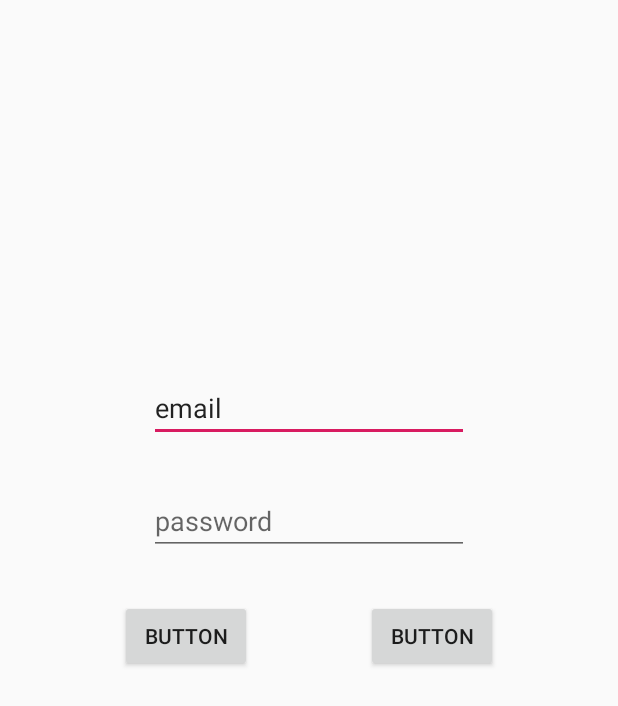
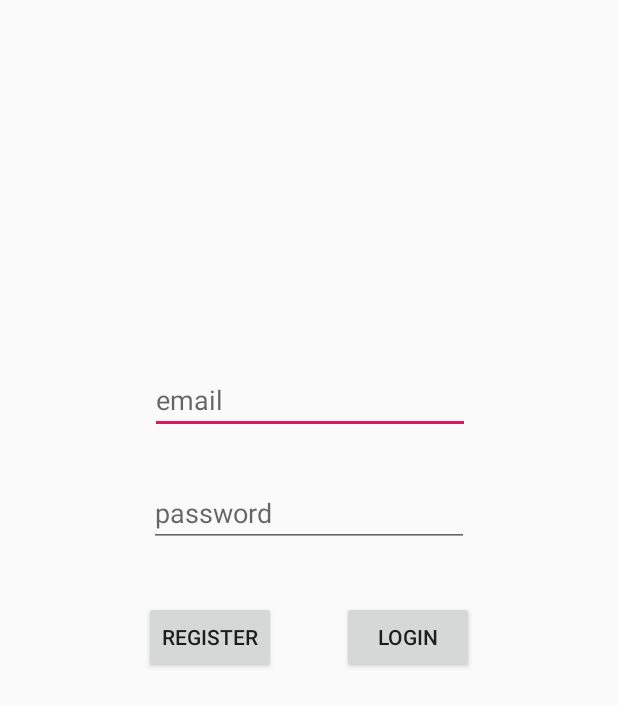
Before and after one commit to BernardGU/Omega, an Android app: the layout activity_logic.xml on its own in the app's theme, with its tools: preview values and no code run, on a phone screen of 412 x 824 dp. Shown: the top 706 px of the screen. Run offline under Robolectric (Android 15) with nearby library versions, the phone set to English and light mode, and no system bars.

Commit message:
ya ni se

```diff
--- a/app/src/main/AndroidManifest.xml
+++ b/app/src/main/AndroidManifest.xml
@@ -9,19 +9,21 @@
         android:roundIcon="@drawable/omegalogo"
         android:supportsRtl="true"
         android:theme="@style/AppTheme">
+
         <activity
             android:name=".LogicActivity">
             <intent-filter>
+                <action android:name="android.intent.action.MAIN" />
                 <category android:name="android.intent.category.LAUNCHER" />
             </intent-filter>
         </activity>
+
         <activity android:name=".MainActivity">
             <intent-filter>
-                <action android:name="android.intent.action.MAIN" />
-
-                <category android:name="android.intent.category.LAUNCHER" />
+                 <category android:name="android.intent.category.LAUNCHER" />
             </intent-filter>
         </activity>
+
         <activity
             android:name=".SecondActivity_Report"
             android:label="SecondActivity_Report">
@@ -29,6 +31,7 @@
                 <category android:name="android.intent.category.LAUNCHER" />
             </intent-filter>
         </activity>
+
         <activity
             android:name=".ThirdActivity_Feed"
             android:label="ThirdActivity_Feed">
--- a/app/src/main/java/com/bubulu/omega/LogicActivity.java
+++ b/app/src/main/java/com/bubulu/omega/LogicActivity.java
@@ -35,13 +35,12 @@ public class LogicActivity extends AppCompatActivity {
         btnLogin = (Button) findViewById(R.id.btnLogin);
         eTxtEmail = (EditText) findViewById(R.id.eTxtEmail);
         eTxtPassword = (EditText) findViewById(R.id.eTxtPassword);
-
         mAuth = FirebaseAuth.getInstance();
 
         btnRegister.setOnClickListener(new View.OnClickListener() {
             @Override
             public void onClick(View v) {
-                moveToMain();
+
             }
         });
 
@@ -53,8 +52,6 @@ public class LogicActivity extends AppCompatActivity {
         });
     }
 
-
-
     private void moveToMain() {
         Intent intent = new Intent(LogicActivity.this, MainActivity.class);
         startActivity(intent);
--- a/app/src/main/java/com/bubulu/omega/MainActivity.java
+++ b/app/src/main/java/com/bubulu/omega/MainActivity.java
@@ -6,6 +6,7 @@ import android.content.Intent;
 import android.os.Bundle;
 import android.view.View;
 import android.widget.Button;
+import android.widget.Toast;
 
 public class MainActivity extends AppCompatActivity {
 
@@ -41,6 +42,10 @@ public class MainActivity extends AppCompatActivity {
         });
     }
 
+    public void onBackPressed() {
+
+    }
+
 
     //Funcion void a reportar
     private void moveToReportar()
--- a/app/src/main/java/com/bubulu/omega/ThirdActivity_Feed.java
+++ b/app/src/main/java/com/bubulu/omega/ThirdActivity_Feed.java
@@ -31,7 +31,10 @@ public class ThirdActivity_Feed extends AppCompatActivity {
 
         db = FirebaseFirestore.getInstance();
 
-        listItems.add(new Entidad(R.drawable.omegalogo, "Cuco", "no se"));
+        listItems.add(new Entidad(R.drawable.omegalogo, "Cuco", "chihuha"));
+
+
+
         listItems.add(new Entidad(R.drawable.omegalogo, "TITULO 2", "CONTENIDO 2"));
         listItems.add(new Entidad(R.drawable.omegalogo, "TITULO 3", "CONTENIDO 3"));
         listItems.add(new Entidad(R.drawable.omegalogo, "TITULO 4", "CONTENIDO 4"));
--- a/app/src/main/res/layout/activity_logic.xml
+++ b/app/src/main/res/layout/activity_logic.xml
@@ -10,9 +10,9 @@
         android:id="@+id/btnLogin"
         android:layout_width="wrap_content"
         android:layout_height="wrap_content"
-        android:layout_marginTop="30dp"
-        android:layout_marginEnd="80dp"
-        android:text="Button"
+        android:layout_marginTop="36dp"
+        android:layout_marginEnd="96dp"
+        android:text="LOGIN"
         app:layout_constraintEnd_toEndOf="parent"
         app:layout_constraintTop_toBottomOf="@+id/eTxtPassword" />
 
@@ -22,12 +22,13 @@
         android:layout_height="wrap_content"
         android:ems="10"
         android:inputType="textEmailAddress"
-        android:text="email"
+        android:hint="email"
         app:layout_constraintBottom_toBottomOf="parent"
         app:layout_constraintEnd_toEndOf="parent"
+        app:layout_constraintHorizontal_bias="0.502"
         app:layout_constraintStart_toStartOf="parent"
         app:layout_constraintTop_toTopOf="parent"
-        app:layout_constraintVertical_bias="0.32" />
+        app:layout_constraintVertical_bias="0.313" />
 
     <EditText
         android:id="@+id/eTxtPassword"
@@ -45,9 +46,9 @@
         android:id="@+id/btnRegister"
         android:layout_width="wrap_content"
         android:layout_height="wrap_content"
-        android:layout_marginStart="80dp"
-        android:layout_marginTop="30dp"
-        android:text="Button"
+        android:layout_marginStart="96dp"
+        android:layout_marginTop="36dp"
+        android:text="Register"
         app:layout_constraintStart_toStartOf="parent"
         app:layout_constraintTop_toBottomOf="@+id/eTxtPassword" />
 </androidx.constraintlayout.widget.ConstraintLayout>
```
